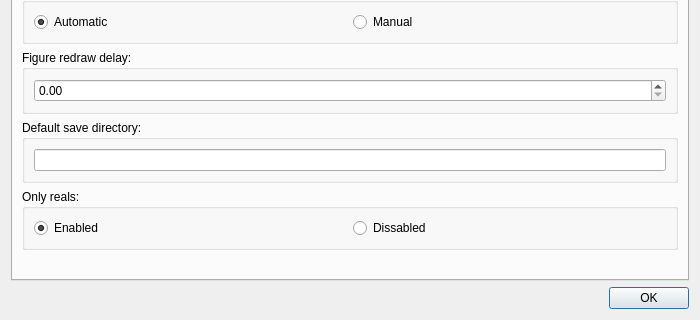
This is forms/settingsdialog.ui in lhutton1/moebinv-gui as Qt 5 draws it before an edit; both pictures show x 0 to 700 and y 180 to 500 of the 700 by 500 pixel window. The edited form follows.
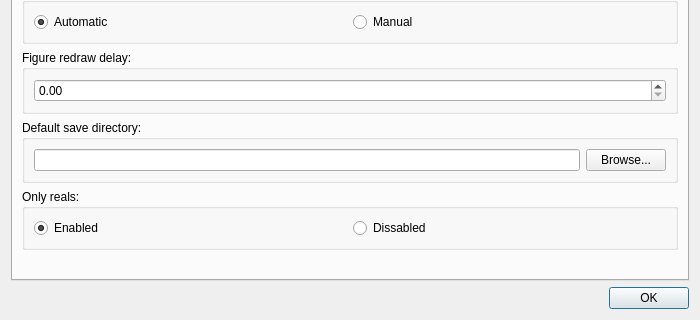
This is the edited form.

Commit message: fixed automatic naming and added browse for default dialog

```diff
--- a/forms/settingsdialog.ui
+++ b/forms/settingsdialog.ui
@@ -86,10 +86,17 @@
          <property name="title">
           <string>Default save directory:</string>
          </property>
-         <layout class="QVBoxLayout" name="verticalLayout_6">
+         <layout class="QHBoxLayout" name="horizontalLayout_3">
           <item>
            <widget class="QLineEdit" name="defaultPathLineEdit"/>
           </item>
+          <item>
+           <widget class="QPushButton" name="pushButton_4">
+            <property name="text">
+             <string>Browse...</string>
+            </property>
+           </widget>
+          </item>
          </layout>
         </widget>
        </item>
```
The commit also changes 5 other files.
